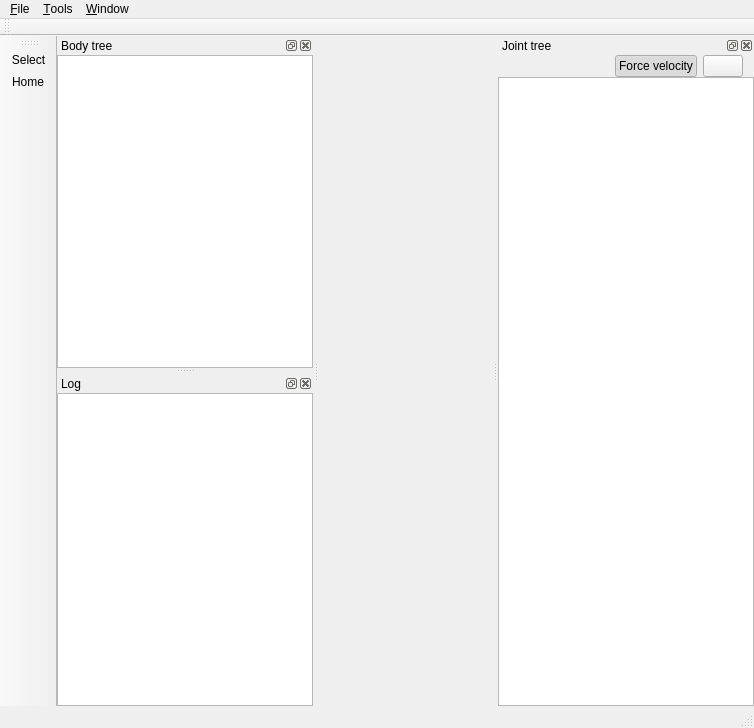
Before: the Qt Designer form include/hpp/gui/ui/mainwindow.ui in humanoid-path-planner/hpp-gui, drawn with Qt 5.
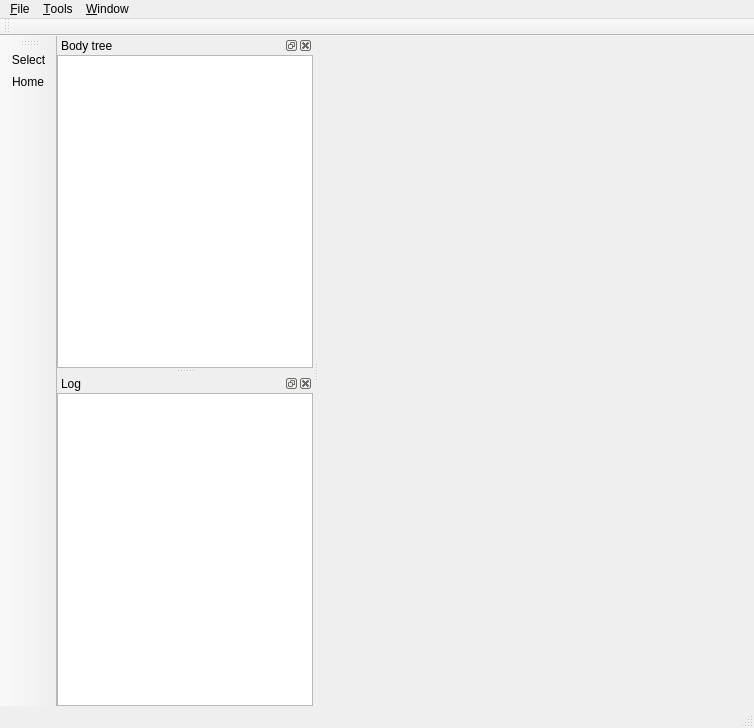
After: the same form once the commit is applied. Icons and pictures are not drawn.

Commit message: Partially move JointTreeWidget to hppwidgetsplugin

What changed in the file:
```diff
--- a/include/hpp/gui/ui/mainwindow.ui
+++ b/include/hpp/gui/ui/mainwindow.ui
@@ -134,104 +134,6 @@
     </layout>
    </widget>
   </widget>
-  <widget class="QDockWidget" name="dockWidget_jointTree">
-   <property name="windowTitle">
-    <string>Joint tree</string>
-   </property>
-   <attribute name="dockWidgetArea">
-    <number>2</number>
-   </attribute>
-   <widget class="QWidget" name="dockWidgetContents_2">
-    <layout class="QVBoxLayout" name="verticalLayout">
-     <property name="spacing">
-      <number>0</number>
-     </property>
-     <property name="leftMargin">
-      <number>0</number>
-     </property>
-     <property name="topMargin">
-      <number>0</number>
-     </property>
-     <property name="rightMargin">
-      <number>0</number>
-     </property>
-     <property name="bottomMargin">
-      <number>0</number>
-     </property>
-     <item>
-      <widget class="QWidget" name="widget_2" native="true">
-       <layout class="QHBoxLayout" name="horizontalLayout_2">
-        <property name="topMargin">
-         <number>0</number>
-        </property>
-        <property name="bottomMargin">
-         <number>0</number>
-        </property>
-        <item>
-         <spacer name="horizontalSpacer">
-          <property name="orientation">
-           <enum>Qt::Horizontal</enum>
-          </property>
-          <property name="sizeHint" stdset="0">
-           <size>
-            <width>40</width>
-            <height>20</height>
-           </size>
-          </property>
-         </spacer>
-        </item>
-        <item>
-         <widget class="QPushButton" name="button_forceVelocity">
-          <property name="toolTip">
-           <string>&lt;html&gt;&lt;head/&gt;&lt;body&gt;&lt;p&gt;When possible, force velocity mode.&lt;/p&gt;&lt;p&gt;&lt;br/&gt;&lt;/p&gt;&lt;p&gt;There are two modes available for editing the value of a joint:&lt;/p&gt;&lt;p&gt;- velocity: the user provides a speed to be integrated by HPP;&lt;/p&gt;&lt;p&gt;- position: the user provides the value of the joint.&lt;/p&gt;&lt;/body&gt;&lt;/html&gt;</string>
-          </property>
-          <property name="text">
-           <string>Force velocity</string>
-          </property>
-          <property name="checkable">
-           <bool>true</bool>
-          </property>
-          <property name="checked">
-           <bool>true</bool>
-          </property>
-         </widget>
-        </item>
-        <item>
-         <widget class="QPushButton" name="refreshButton">
-          <property name="text">
-           <string/>
-          </property>
-          <property name="icon">
-           <iconset theme="view-refresh" resource="../../../../res/images.qrc">
-            <normaloff>:/icons/refresh.png</normaloff>:/icons/refresh.png</iconset>
-          </property>
-          <property name="iconSize">
-           <size>
-            <width>18</width>
-            <height>18</height>
-           </size>
-          </property>
-         </widget>
-        </item>
-       </layout>
-      </widget>
-     </item>
-     <item>
-      <widget class="QTreeView" name="jointTree">
-       <property name="contextMenuPolicy">
-        <enum>Qt::CustomContextMenu</enum>
-       </property>
-       <property name="headerHidden">
-        <bool>true</bool>
-       </property>
-       <attribute name="headerVisible">
-        <bool>false</bool>
-       </attribute>
-      </widget>
-     </item>
-    </layout>
-   </widget>
-  </widget>
   <widget class="QToolBar" name="osgToolBar">
    <property name="windowTitle">
     <string>OSG</string>
```
Left out of the diff: 68 changed lines with no effect on the pictures. The commit also changes 16 other files.
